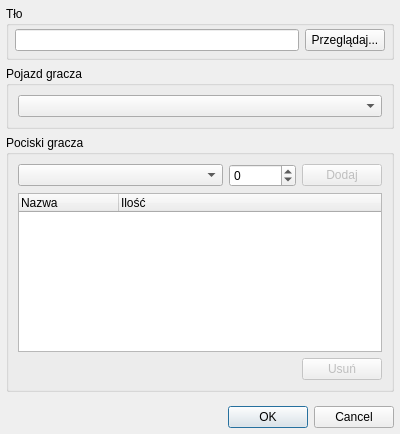
Old version of the form edytor/oknospecyfikacji.ui in the repository arturo182/BattleTanks.
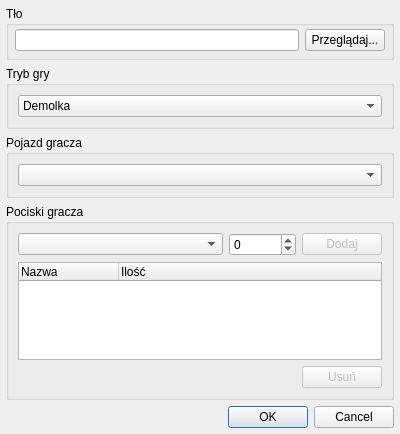
New version of the form. Icons and pictures are not drawn.

```diff
--- a/edytor/oknospecyfikacji.ui
+++ b/edytor/oknospecyfikacji.ui
@@ -62,6 +62,29 @@
      </layout>
     </widget>
    </item>
+   <item>
+    <widget class="QGroupBox" name="trybGroupBox">
+     <property name="title">
+      <string>Tryb gry</string>
+     </property>
+     <layout class="QHBoxLayout" name="horizontalLayout_4">
+      <item>
+       <widget class="QComboBox" name="trybComboBox">
+        <item>
+         <property name="text">
+          <string>Demolka</string>
+         </property>
+        </item>
+        <item>
+         <property name="text">
+          <string>Labirynt</string>
+         </property>
+        </item>
+       </widget>
+      </item>
+     </layout>
+    </widget>
+   </item>
    <item>
     <widget class="QGroupBox" name="graczGroupBox">
      <property name="title">
```
Left out of the diff: 37 changed lines with no effect on the pictures.
